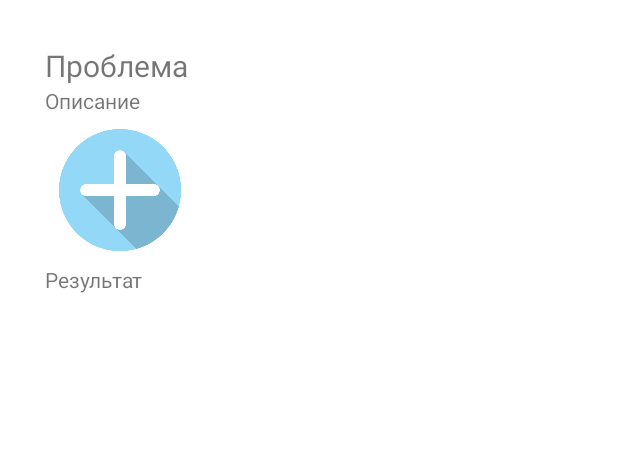
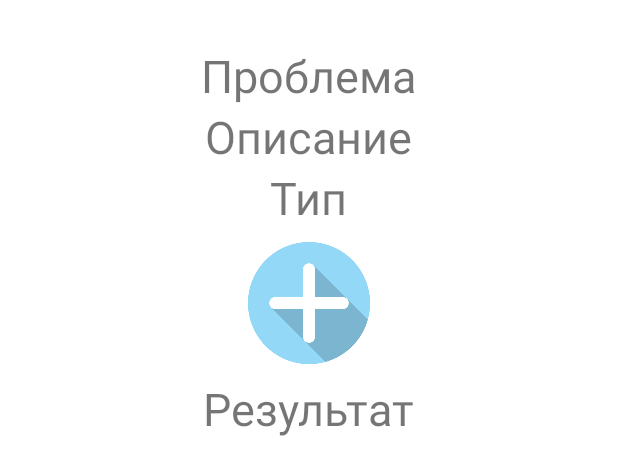
Before and after one commit to AlexanderPerehodyuk/CyberProAndroid, an Android app: the layout row.xml on its own in the app's theme, with its tools: preview values and no code run, on a phone screen of 412 x 824 dp. Shown: the top 475 px of the screen. Run offline under Robolectric (Android 15) with nearby library versions, the phone set to English and light mode, and no system bars; network calls fail.

Commit message:
map-beta-01.10 - получение данных

```diff
--- a/app/src/main/res/layout/activity_problems.xml
+++ b/app/src/main/res/layout/activity_problems.xml
@@ -7,7 +7,12 @@
     tools:context=".ProblemsActivity">
 
 
+    <Spinner
+        android:id="@+id/spinner"
+        android:layout_width="100dp"
+        android:layout_height="40dp" />
     <ListView
+        android:layout_marginTop="40dp"
         android:id="@+id/listView"
         android:layout_width="wrap_content"
         android:layout_height="wrap_content" />
--- a/app/src/main/res/layout/row.xml
+++ b/app/src/main/res/layout/row.xml
@@ -5,29 +5,39 @@
     android:layout_height="wrap_content"
     android:orientation="vertical"
     android:padding="30dp"
+    android:gravity="center"
     >
 
     <TextView
         android:id="@+id/textViewName"
-        android:layout_width="match_parent"
+        android:layout_width="wrap_content"
         android:layout_height="wrap_content"
         android:text="Проблема"
-        android:textSize="20dp"/>
+        android:textSize="30dp"/>
+
 
     <TextView
-        android:id="@+id/textView2"
+        android:textSize="30dp"
+        android:id="@+id/textViewDescription"
         android:layout_width="wrap_content"
         android:layout_height="wrap_content"
         android:text="Описание" />
+    <TextView
+        android:textSize="30dp"
+        android:id="@+id/textViewType"
+        android:layout_width="wrap_content"
+        android:layout_height="wrap_content"
+        android:text="Тип" />
 
     <ImageView
-        android:id="@+id/imageView"
+        android:id="@+id/imageViewProblem"
         android:layout_width="100dp"
         android:layout_height="100dp"
         android:background="@drawable/add_problem_icon"
         />
     <TextView
-        android:id="@+id/textView3"
+        android:textSize="30dp"
+        android:id="@+id/textViewResult"
         android:layout_width="wrap_content"
         android:layout_height="wrap_content"
         android:text="Результат" />
```
